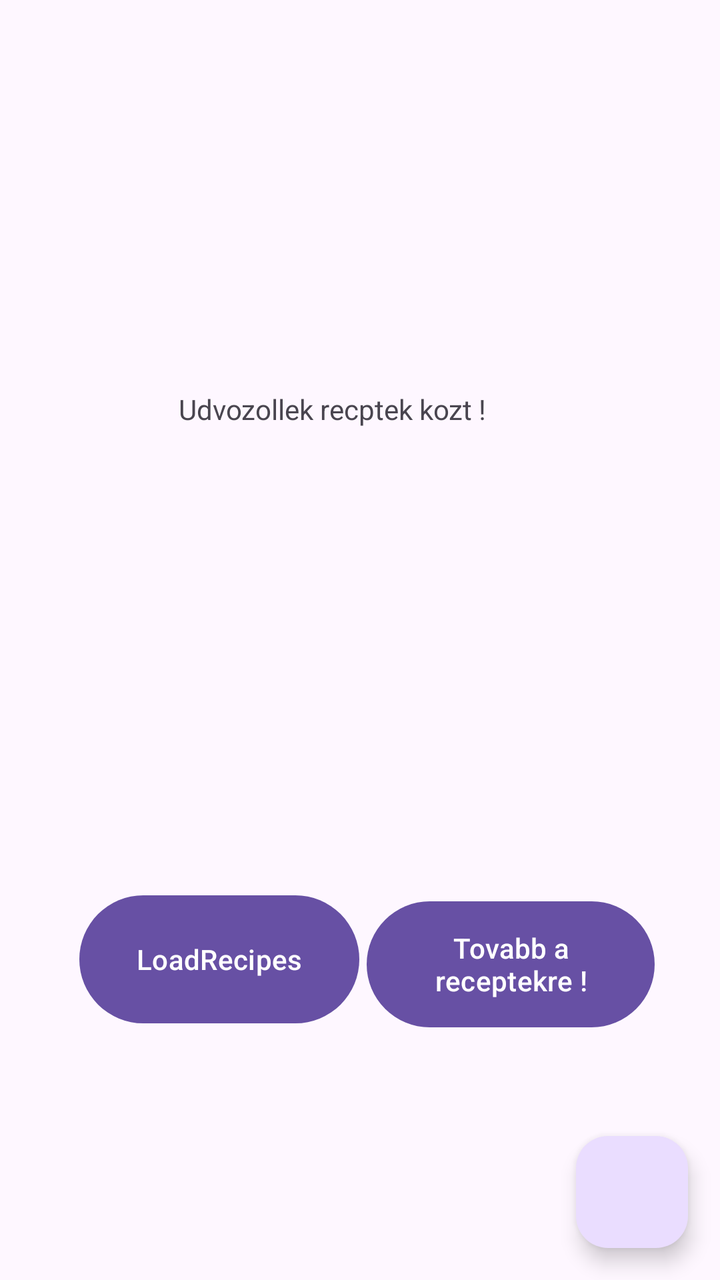
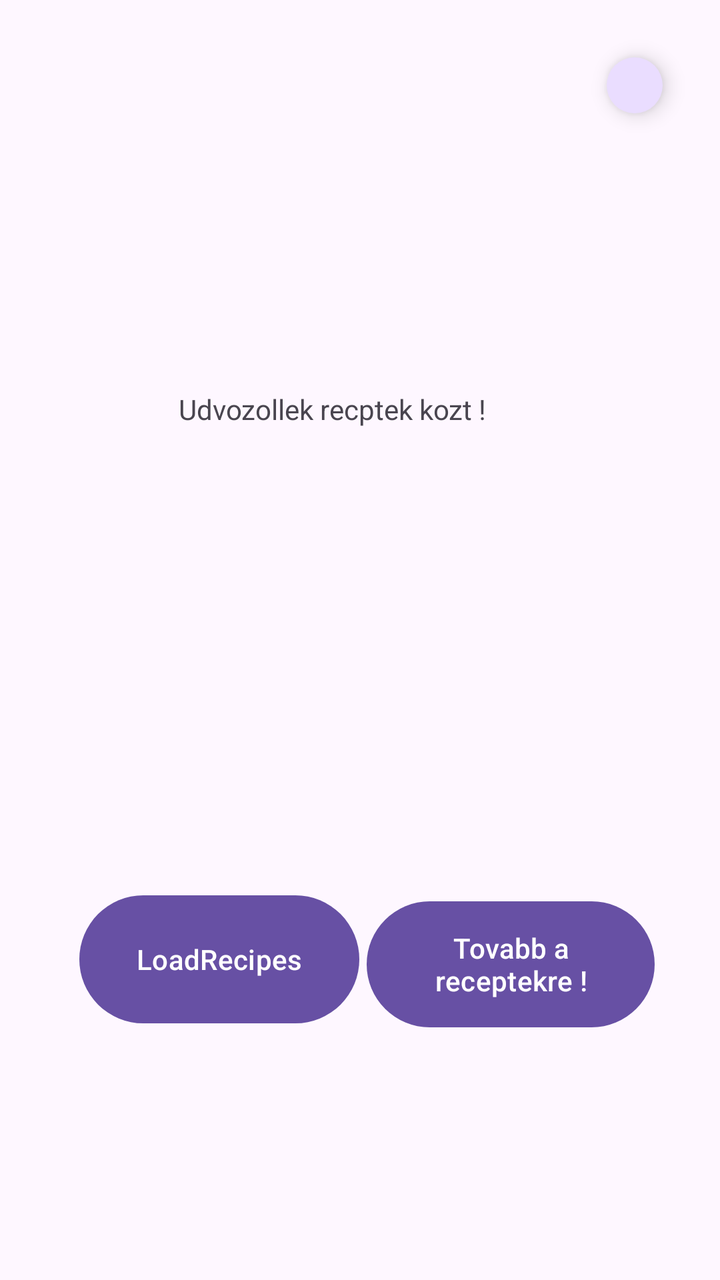

Before-and-after screenshots of an Android layout around one commit, followed by the original layout XML and the change that was made.
<!-- AndroidManifest.xml: application theme Theme.RecipesApp -->
<!-- res/layout/fragment_recipes.xml -->
<?xml version="1.0" encoding="utf-8"?>
<androidx.constraintlayout.widget.ConstraintLayout xmlns:android="http://schemas.android.com/apk/res/android"
    xmlns:app="http://schemas.android.com/apk/res-auto"
    xmlns:tools="http://schemas.android.com/tools"
    android:layout_width="match_parent"
    android:layout_height="match_parent"
    tools:context=".ui.recipes.RecipesFragment">


    <TextView

        android:layout_width="180dp"
        android:layout_height="81dp"
        android:text="@string/reciptWelcome"
        app:layout_constraintBottom_toBottomOf="parent"
        app:layout_constraintEnd_toEndOf="parent"
        app:layout_constraintHorizontal_bias="0.497"
        app:layout_constraintStart_toStartOf="parent"
        app:layout_constraintTop_toTopOf="parent"
        app:layout_constraintVertical_bias="0.349" />

    <Button
        android:id="@+id/recipesRecipesDetailID"
        android:layout_width="144dp"
        android:layout_height="71dp"
        android:text="@string/goToRecipes"
        app:layout_constraintBottom_toBottomOf="parent"
        app:layout_constraintEnd_toEndOf="parent"
        app:layout_constraintHorizontal_bias="0.848"
        app:layout_constraintStart_toStartOf="parent"
        app:layout_constraintTop_toTopOf="parent"
        app:layout_constraintVertical_bias="0.785" />

    <Button
        android:id="@+id/recipesLoadRecipes"
        android:layout_width="140dp"
        android:layout_height="72dp"
        android:text="LoadRecipes"
        app:layout_constraintBottom_toBottomOf="parent"
        app:layout_constraintEnd_toEndOf="parent"
        app:layout_constraintHorizontal_bias="0.18"
        app:layout_constraintStart_toStartOf="parent"
        app:layout_constraintTop_toTopOf="parent"
        app:layout_constraintVertical_bias="0.781" />


    <androidx.recyclerview.widget.RecyclerView
        android:id="@+id/recycler_view"
        tools:listitem="@layout/single_recipe"
        android:layout_width="match_parent"
        android:layout_height="match_parent"
        app:layoutManager="LinearLayoutManager"/>

    <com.google.android.material.floatingactionbutton.FloatingActionButton
        android:id="@+id/fab"
        android:layout_width="wrap_content"
        android:layout_height="wrap_content"
        android:layout_margin="16dp"
        app:layout_constraintBottom_toBottomOf="parent"
        app:layout_constraintEnd_toEndOf="parent"/>
</androidx.constraintlayout.widget.ConstraintLayout>
<!-- res/layout/single_recipe.xml (included above) -->
<androidx.cardview.widget.CardView android:id="@+id/recipeCard"
    android:layout_width="match_parent"
    android:layout_height="wrap_content"
    android:layout_margin="8dp"
    app:cardCornerRadius="12dp"
    app:cardElevation="4dp"
    xmlns:android="http://schemas.android.com/apk/res/android"
    xmlns:app="http://schemas.android.com/apk/res-auto">

        <androidx.constraintlayout.widget.ConstraintLayout
            android:layout_width="match_parent"
            android:layout_height="wrap_content"
            android:padding="16dp">


            
            <ImageView
                android:id="@+id/recipeImage"
                android:layout_width="0dp"
                android:layout_height="150dp"
                android:scaleType="centerCrop"
                android:contentDescription="@string/recipe_image_desc"
                app:layout_constraintTop_toTopOf="parent"
                app:layout_constraintStart_toStartOf="parent"
                app:layout_constraintEnd_toEndOf="parent"
                android:src="@drawable/sample_recipe_image" />

            
            <TextView
                android:id="@+id/recipeName"
                android:layout_width="0dp"
                android:layout_height="wrap_content"
                android:layout_marginTop="8dp"
                android:text="Delicious Recipe Name"
                android:textSize="18sp"
                android:textStyle="bold"
                android:textColor="@android:color/black"
                app:layout_constraintTop_toBottomOf="@id/recipeImage"
                app:layout_constraintStart_toStartOf="parent"
                app:layout_constraintEnd_toEndOf="parent" />

            
            <TextView
                android:id="@+id/recipeDescription"
                android:layout_width="0dp"
                android:layout_height="wrap_content"
                android:layout_marginTop="4dp"
                android:text="A short description of the recipe goes here."
                android:textSize="14sp"
                android:textColor="@android:color/darker_gray"
                app:layout_constraintTop_toBottomOf="@id/recipeName"
                app:layout_constraintStart_toStartOf="parent"
                app:layout_constraintEnd_toEndOf="parent" />

            
            <TextView
                android:id="@+id/recipeKeywords"
                android:layout_width="0dp"
                android:layout_height="wrap_content"
                android:layout_marginTop="8dp"
                android:text="Keywords: Easy, Quick, Healthy"
                android:textSize="12sp"
                android:textColor="@android:color/holo_blue_dark"
                app:layout_constraintTop_toBottomOf="@id/recipeDescription"
                app:layout_constraintStart_toStartOf="parent"
                app:layout_constraintEnd_toEndOf="parent" />

            
            <LinearLayout
                android:id="@+id/buttonsLayout"
                android:layout_width="0dp"
                android:layout_height="wrap_content"
                android:layout_marginTop="8dp"
                android:orientation="horizontal"
                app:layout_constraintTop_toBottomOf="@id/recipeKeywords"
                app:layout_constraintStart_toStartOf="parent"
                app:layout_constraintEnd_toEndOf="parent">

                <Button
                    android:id="@+id/buttonView"
                    android:layout_width="0dp"
                    android:layout_height="wrap_content"
                    android:layout_weight="1"
                    android:text="View"
                    android:backgroundTint="@color/purple_500"
                    android:textColor="@android:color/white" />

                <Button
                    android:id="@+id/buttonSave"
                    android:layout_width="0dp"
                    android:layout_height="wrap_content"
                    android:layout_weight="1"
                    android:layout_marginStart="8dp"
                    android:text="Save"
                    android:backgroundTint="@color/purple_500"
                    android:textColor="@android:color/white" />
            </LinearLayout>
        </androidx.constraintlayout.widget.ConstraintLayout>
    </androidx.cardview.widget.CardView>
<!-- resources referenced by this layout -->
<resources>
  <color name="purple_500">#742BA2</color>
  <!-- drawable sample_recipe_image: jpeg bitmap (drawable, 8274 bytes) -->
  <string name="goToRecipes">Tovabb a receptekre  !</string>
  <string name="recipe_image_desc">Szuper finom ..... !</string>
  <string name="reciptWelcome">Udvozollek recptek kozt  !</string>
  <style name="Theme.RecipesApp" parent="Base.Theme.RecipesApp" />
  <style name="Base.Theme.RecipesApp" parent="Theme.Material3.DayNight.NoActionBar">
          
          
      </style>
</resources>

<!-- the commit's change to res/layout/fragment_recipes.xml (unified diff, before → after) -->
@@ -46,18 +46,24 @@
 
     <androidx.recyclerview.widget.RecyclerView
         android:id="@+id/recycler_view"
-        tools:listitem="@layout/single_recipe"
         android:layout_width="match_parent"
-        android:layout_height="match_parent"
-        app:layoutManager="LinearLayoutManager"/>
+        android:layout_height="wrap_content"
+        app:layoutManager="LinearLayoutManager"
+        app:layout_constraintTop_toBottomOf="@+id/addNewRecipeButtom"
+        tools:listitem="@layout/single_recipe" />
 
     <com.google.android.material.floatingactionbutton.FloatingActionButton
-        android:id="@+id/fab"
-        android:layout_width="wrap_content"
-        android:layout_height="wrap_content"
+        android:id="@+id/addNewRecipeButtom"
+        android:layout_width="42dp"
+        android:layout_height="28dp"
         android:layout_margin="16dp"
+        android:text="uj"
         app:layout_constraintBottom_toBottomOf="parent"
-        app:layout_constraintEnd_toEndOf="parent"/>
+        app:layout_constraintEnd_toEndOf="parent"
+        app:layout_constraintHorizontal_bias="0.958"
+        app:layout_constraintStart_toStartOf="@+id/recycler_view"
+        app:layout_constraintTop_toTopOf="parent"
+        app:layout_constraintVertical_bias="0.022" />
 </androidx.constraintlayout.widget.ConstraintLayout>
 <!-- res/layout/single_recipe.xml (included above) -->
 <androidx.cardview.widget.CardView android:id="@+id/recipeCard"
@@ -148,7 +154,7 @@
                     android:textColor="@android:color/white" />
 
                 <Button
-                    android:id="@+id/buttonSave"
+                    android:id="@+id/LikeDislike"
                     android:layout_width="0dp"
                     android:layout_height="wrap_content"
                     android:layout_weight="1"
